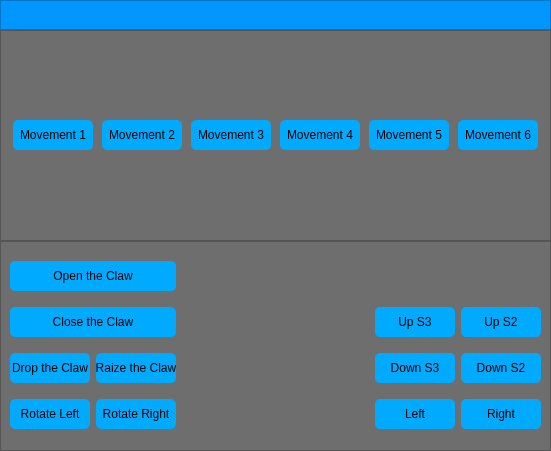
The window that User/UserInterface.ui (WillianDamasceno/Robotic_Arm) describes before a commit, drawn with Qt 5.
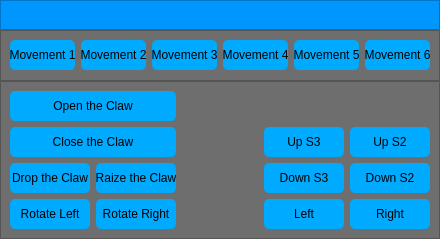
The same window after the commit.

Patch:
```diff
--- a/User/UserInterface.ui
+++ b/User/UserInterface.ui
@@ -6,8 +6,8 @@
    <rect>
     <x>0</x>
     <y>0</y>
-    <width>551</width>
-    <height>451</height>
+    <width>440</width>
+    <height>239</height>
    </rect>
   </property>
   <property name="windowTitle">
@@ -65,7 +65,7 @@
         <widget class="QPushButton" name="Movement1">
          <property name="minimumSize">
           <size>
-           <width>0</width>
+           <width>65</width>
            <height>30</height>
           </size>
          </property>
@@ -98,7 +98,7 @@
         <widget class="QPushButton" name="Movement2">
          <property name="minimumSize">
           <size>
-           <width>0</width>
+           <width>65</width>
            <height>30</height>
           </size>
          </property>
@@ -131,7 +131,7 @@
         <widget class="QPushButton" name="Movement3">
          <property name="minimumSize">
           <size>
-           <width>0</width>
+           <width>65</width>
            <height>30</height>
           </size>
          </property>
@@ -164,7 +164,7 @@
         <widget class="QPushButton" name="Movement4">
          <property name="minimumSize">
           <size>
-           <width>0</width>
+           <width>65</width>
            <height>30</height>
           </size>
          </property>
@@ -197,7 +197,7 @@
         <widget class="QPushButton" name="Movement5">
          <property name="minimumSize">
           <size>
-           <width>0</width>
+           <width>65</width>
            <height>30</height>
           </size>
          </property>
@@ -230,7 +230,7 @@
         <widget class="QPushButton" name="Movement6">
          <property name="minimumSize">
           <size>
-           <width>0</width>
+           <width>65</width>
            <height>30</height>
           </size>
          </property>
@@ -377,7 +377,7 @@
         <widget class="QPushButton" name="UpS3">
          <property name="minimumSize">
           <size>
-           <width>0</width>
+           <width>80</width>
            <height>30</height>
           </size>
          </property>
@@ -410,7 +410,7 @@
         <widget class="QPushButton" name="DownS2">
          <property name="minimumSize">
           <size>
-           <width>0</width>
+           <width>80</width>
            <height>30</height>
           </size>
          </property>
@@ -443,7 +443,7 @@
         <widget class="QPushButton" name="UpS2">
          <property name="minimumSize">
           <size>
-           <width>0</width>
+           <width>80</width>
            <height>30</height>
           </size>
          </property>
@@ -476,7 +476,7 @@
         <widget class="QPushButton" name="DownS3">
          <property name="minimumSize">
           <size>
-           <width>0</width>
+           <width>80</width>
            <height>30</height>
           </size>
          </property>
@@ -509,7 +509,7 @@
         <widget class="QPushButton" name="DropTheClaw">
          <property name="minimumSize">
           <size>
-           <width>0</width>
+           <width>80</width>
            <height>30</height>
           </size>
          </property>
@@ -542,7 +542,7 @@
         <widget class="QPushButton" name="RotateRight">
          <property name="minimumSize">
           <size>
-           <width>0</width>
+           <width>80</width>
            <height>30</height>
           </size>
          </property>
@@ -575,7 +575,7 @@
         <widget class="QPushButton" name="RotateLeft">
          <property name="minimumSize">
           <size>
-           <width>0</width>
+           <width>80</width>
            <height>30</height>
           </size>
          </property>
@@ -608,7 +608,7 @@
         <widget class="QPushButton" name="Left">
          <property name="minimumSize">
           <size>
-           <width>0</width>
+           <width>80</width>
            <height>30</height>
           </size>
          </property>
@@ -641,7 +641,7 @@
         <widget class="QPushButton" name="Right">
          <property name="minimumSize">
           <size>
-           <width>0</width>
+           <width>80</width>
            <height>30</height>
           </size>
          </property>
```
Left out of the diff: 56 changed lines with no effect on the pictures.
